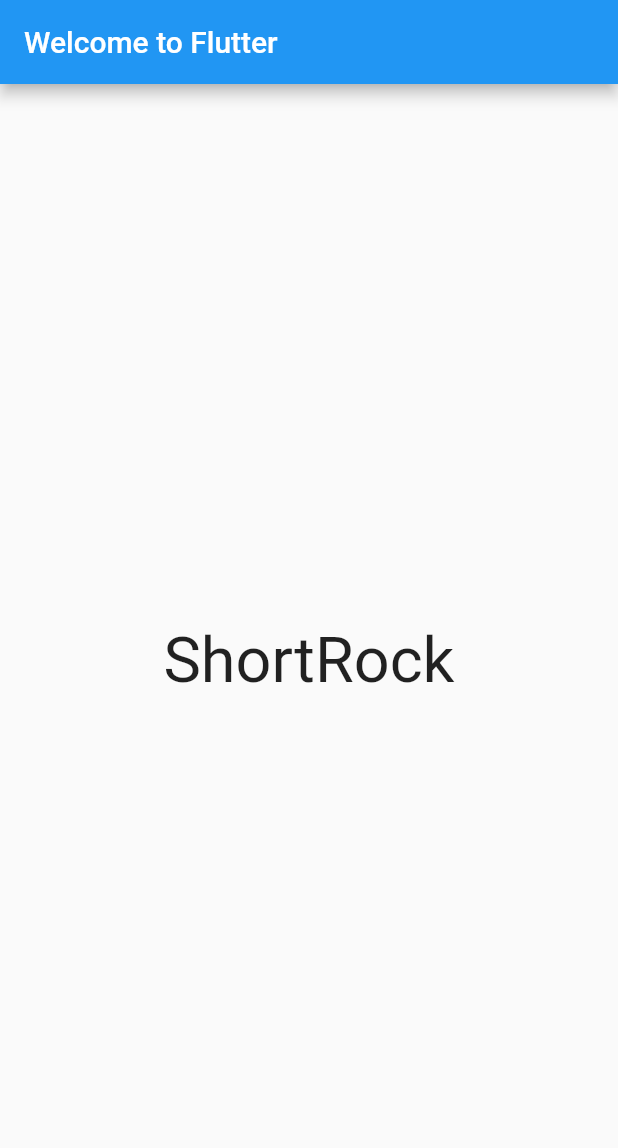
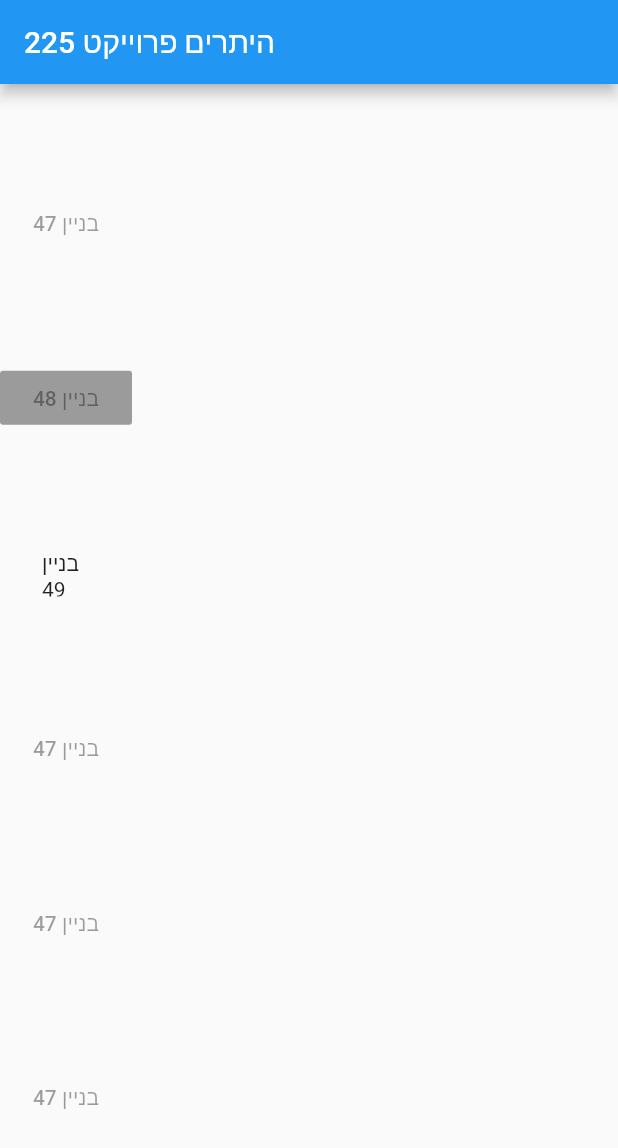
Before and after one commit to yonifra/first_flutter_app, a Flutter app: the screen it shows after launch, on a phone screen of 412 x 824 dp. Shown: the top 1148 px of the screen. Run offline on Flutter 3.47's test engine with Material 2 defaults, Android fonts, the phone set to English and light mode, and no system bars.

Commit message:
Added home, modularization

```diff
--- a/lib/main.dart
+++ b/lib/main.dart
@@ -1,21 +1,19 @@
 import 'package:flutter/material.dart';
-import 'package:english_words/english_words.dart';
+import './screens/home.dart';
 
-void main() => runApp(MyApp());
+void main() => runApp(HelloFlutterApp());
 
-class MyApp extends StatelessWidget {
+class HelloFlutterApp extends StatelessWidget {
   @override
   Widget build(BuildContext context) {
-    final wordPair = WordPair.random();
     return MaterialApp(
-      title: 'Welcome to Flutter',
+      debugShowCheckedModeBanner: false,
+      title: 'Hello Flutter App',
       home: Scaffold(
         appBar: AppBar(
-          title: Text('Welcome to Flutter'),
+          title: Text('היתרים פרוייקט 225'),
         ),
-        body: Center(
-          child: Text(wordPair.asPascalCase, textScaleFactor: 3),
-        ),
+        body: Home()
       ),
     );
   }
--- /dev/null
+++ b/lib/screens/home.dart
@@ -0,0 +1,21 @@
+import 'package:flutter/material.dart';
+
+class Home extends StatelessWidget {
+  @override
+  Widget build(BuildContext context) {
+    return Column(
+      mainAxisAlignment: MainAxisAlignment.spaceEvenly,
+      verticalDirection: VerticalDirection.down,
+      children: <Widget>[
+        MaterialButton(child: Text("בניין 47")),
+        RaisedButton(
+          child: Text("בניין 48"),
+        ),
+        IconButton(icon: Text("בניין 49")),
+        MaterialButton(child: Text("בניין 47")),
+        MaterialButton(child: Text("בניין 47")),
+        MaterialButton(child: Text("בניין 47")),
+      ],
+    );
+  }
+}
```
Also changed, not shown: 1 other file.
